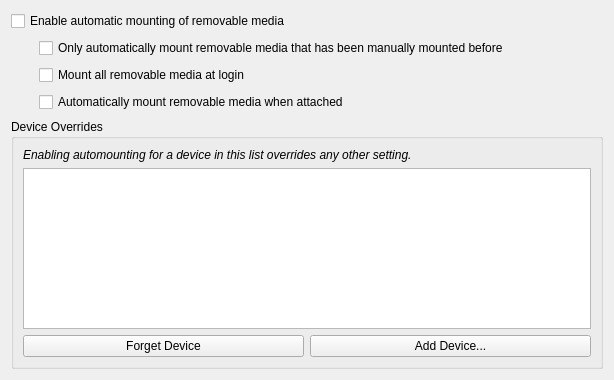
Before: the Qt Designer form solid-device-automounter/kcm/DeviceAutomounterKCM.ui in KDE/kde-runtime, drawn with Qt 5.
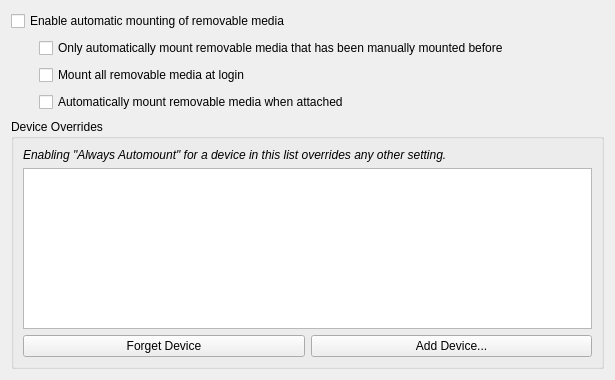
After: the same form once the commit is applied.

Commit message: Modified the KCM list to show user-friendly descriptions instead of UDIs, updated the list when a device is unplugged.

```diff
--- a/solid-device-automounter/kcm/DeviceAutomounterKCM.ui
+++ b/solid-device-automounter/kcm/DeviceAutomounterKCM.ui
@@ -6,7 +6,7 @@
    <rect>
     <x>0</x>
     <y>0</y>
-    <width>614</width>
+    <width>615</width>
     <height>380</height>
    </rect>
   </property>
@@ -86,7 +86,7 @@
          </font>
         </property>
         <property name="text">
-         <string>Enabling automounting for a device in this list overrides any other setting.</string>
+         <string>Enabling &quot;Always Automount&quot; for a device in this list overrides any other setting.</string>
         </property>
         <property name="wordWrap">
          <bool>true</bool>
@@ -102,7 +102,7 @@
          <enum>QAbstractItemView::ExtendedSelection</enum>
         </property>
         <property name="rootIsDecorated">
-         <bool>false</bool>
+         <bool>true</bool>
         </property>
         <property name="itemsExpandable">
          <bool>false</bool>
```
Left out of the diff: 5 changed lines with no effect on the pictures. The commit also changes 5 other files.
